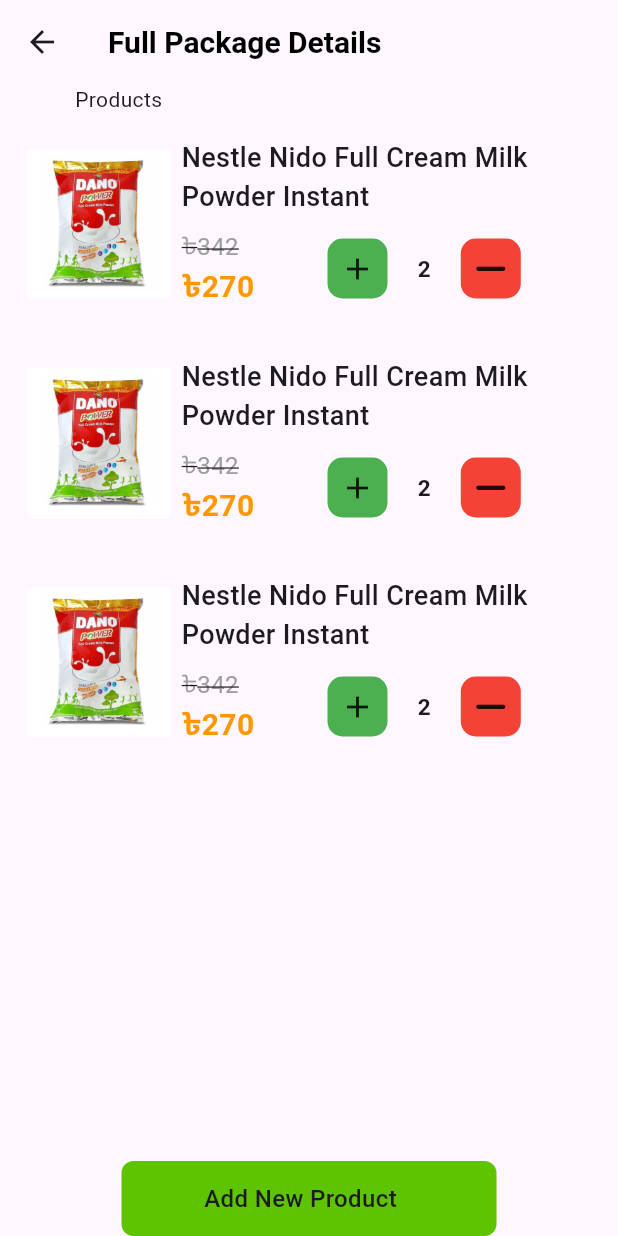
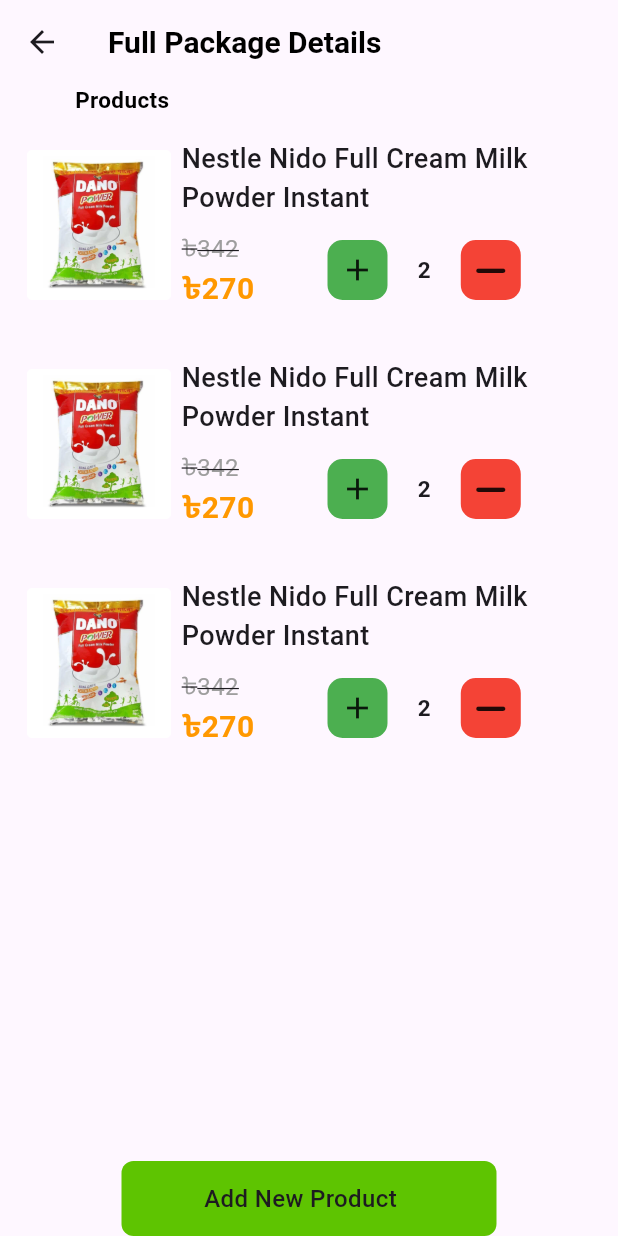
Before and after one commit to engbasel/Grocery-Market-App, a Flutter app: the FullPackageDetailsView screen opened directly, on a phone screen of 412 x 824 dp. Run offline on Flutter 3.47's test engine with Material 3 defaults, Android fonts, the phone set to English and light mode, and no system bars; our stand-ins replace flutter_svg, font_awesome_flutter, smooth_page_indicator.

Commit message:
"Updated text style for 'Products' label in FullPackageDetailsView"

```diff
--- a/lib/Features/OrdersAndHistory/Views/FullPackageDestailsView.dart
+++ b/lib/Features/OrdersAndHistory/Views/FullPackageDestailsView.dart
@@ -25,7 +25,14 @@
             padding: EdgeInsets.symmetric(horizontal: 50),
             child: Row(
               children: [
-                Text('Products'),
+                Text(
+                  'Products',
+                  style: TextStyle(
+                    color: Colors.black,
+                    fontSize: 15,
+                    fontWeight: FontWeight.bold,
+                  ),
+                ),
               ],
             ),
           ),
```
